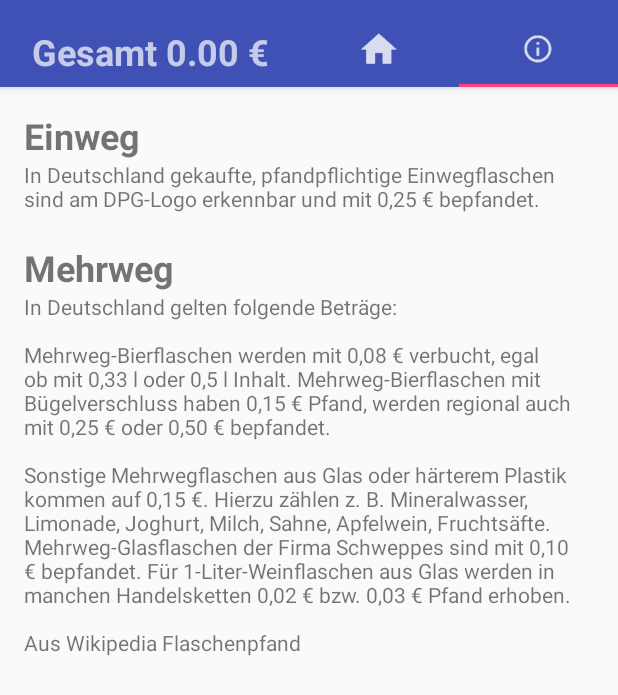
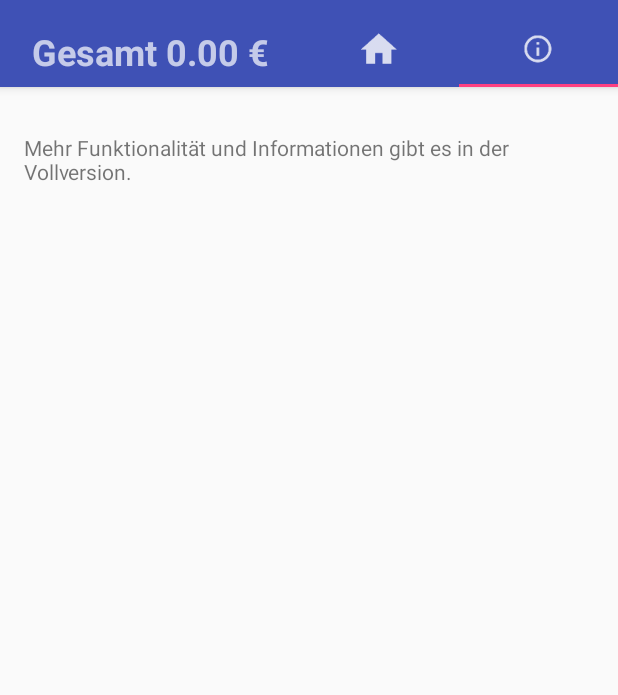
Before and after one commit to mal2/Pfandrechner, an Android app: the screen it shows after launch (MainActivity), tab 2 chosen, on a phone screen of 412 x 824 dp. Shown: the top 695 px of the screen. Run offline under Robolectric (Android 15) with nearby library versions, the phone set to English and light mode, and no system bars; our stand-ins replace AdMob; 1 statement that could not run was skipped.

Commit message:
Free Version with limitations and ads

```diff
--- a/app/build.gradle
+++ b/app/build.gradle
@@ -13,6 +13,7 @@ android {
         targetSdkVersion 26
         versionCode 4
         versionName "1.0"
+
         testInstrumentationRunner "android.support.test.runner.AndroidJUnitRunner"
     }
     buildTypes {
@@ -25,10 +26,11 @@ android {
 
 dependencies {
     implementation fileTree(dir: 'libs', include: ['*.jar'])
-    androidTestImplementation ('com.android.support.test.espresso:espresso-core:2.2.2', {
+    implementation 'com.google.android.gms:play-services-ads:11.8.0'
+    androidTestImplementation('com.android.support.test.espresso:espresso-core:2.2.2', {
         exclude group: 'com.android.support', module: 'support-annotations'
     })
-    implementation"org.jetbrains.kotlin:kotlin-stdlib-jre7:$kotlin_version"
+    implementation "org.jetbrains.kotlin:kotlin-stdlib-jre7:$kotlin_version"
     implementation 'com.android.support:appcompat-v7:26.0.0-beta2'
     testImplementation 'junit:junit:4.12'
     implementation 'com.android.support.constraint:constraint-layout:1.0.2'
--- a/app/src/main/AndroidManifest.xml
+++ b/app/src/main/AndroidManifest.xml
@@ -11,7 +11,8 @@
         <activity
             android:name=".MainActivity"
             android:label="@string/app_name"
-            android:theme="@style/AppTheme.NoActionBar">
+            android:theme="@style/AppTheme.NoActionBar"
+            android:screenOrientation="portrait">
             <intent-filter>
                 <action android:name="android.intent.action.MAIN" />
 
--- a/app/src/main/java/com/kbartsch/pfandrechner/MainActivity.kt
+++ b/app/src/main/java/com/kbartsch/pfandrechner/MainActivity.kt
@@ -8,8 +8,8 @@ import android.view.Menu
 import android.view.MenuItem
 import android.view.View
 import android.widget.TextView
+import com.google.android.gms.ads.*
 import com.kbartsch.pfandrechner.adapters.PageAdapter
-import android.content.Context.INPUT_METHOD_SERVICE
 
 
 
@@ -20,10 +20,12 @@ class MainActivity : AppCompatActivity() {
      * The [ViewPager] that will host the section contents.
      */
     private var mViewPager: ViewPager? = null
+    lateinit var mAdView : AdView
 
     override fun onCreate(savedInstanceState: Bundle?) {
         super.onCreate(savedInstanceState)
         setContentView(R.layout.activity_main)
+
 
         // Create the adapter that will return a fragment for each of the three
         // primary sections of the activity.
@@ -41,6 +43,39 @@ class MainActivity : AppCompatActivity() {
         tabLayout.getTabAt(0)!!.setIcon(R.drawable.ic_home_24dp)
         tabLayout.getTabAt(1)!!.setIcon(R.drawable.ic_info_24dp)
 
+        //val adView = AdView(this)
+        //adView.adSize = AdSize.BANNER
+        //adView.adUnitId = "pub-4387710844910675"
+
+        MobileAds.initialize(this, "ca-app-pub-4387710844910675~2559373486")
+
+        mAdView = findViewById(R.id.adView)
+        val adRequest = AdRequest.Builder().build()
+        mAdView.loadAd(adRequest)
+
+        mAdView.adListener = object: AdListener() {
+            override fun onAdLoaded() {
+                // Code to be executed when an ad finishes loading.
+            }
+
+            override fun onAdFailedToLoad(errorCode : Int) {
+                // Code to be executed when an ad request fails.
+            }
+
+            override fun onAdOpened() {
+                // Code to be executed when an ad opens an overlay that
+                // covers the screen.
+            }
+
+            override fun onAdLeftApplication() {
+                // Code to be executed when the user has left the app.
+            }
+
+            override fun onAdClosed() {
+                // Code to be executed when when the user is about to return
+                // to the app after tapping on an ad.
+            }
+        }
     }
 
     override fun onCreateOptionsMenu(menu: Menu): Boolean {
--- a/app/src/main/java/com/kbartsch/pfandrechner/adapters/PageAdapter.kt
+++ b/app/src/main/java/com/kbartsch/pfandrechner/adapters/PageAdapter.kt
@@ -13,7 +13,7 @@ import android.widget.TextView
 /**
  * Created by adunn on 7/5/17.
  */
-class PageAdapter(fm: FragmentManager, private val context: Context, val totalItem : TextView) : FragmentPagerAdapter(fm) {
+class PageAdapter(fm: FragmentManager?, private val context: Context, val totalItem: TextView) : FragmentPagerAdapter(fm) {
 
     override fun getItem(position: Int): Fragment {
         when (position) {
--- a/app/src/main/java/com/kbartsch/pfandrechner/fragments/InfoFragment.kt
+++ b/app/src/main/java/com/kbartsch/pfandrechner/fragments/InfoFragment.kt
@@ -8,19 +8,17 @@ import android.view.ViewGroup
 import com.kbartsch.pfandrechner.R
 
 
-class InfoFragment() : Fragment(){
+class InfoFragment: Fragment(){
 
     override fun onCreateView(inflater: LayoutInflater?, container: ViewGroup?,
                               savedInstanceState: Bundle?): View? {
-        val rootView = inflater!!.inflate(R.layout.info_main, container, false)
-        return rootView
+        return inflater!!.inflate(R.layout.info_main, container, false)
     }
 
     companion object {
 
         fun newInstance(): InfoFragment {
-            val fragment = InfoFragment()
-            return fragment
+            return InfoFragment()
         }
     }
 }
--- a/app/src/main/java/com/kbartsch/pfandrechner/models/DepositFactory.kt
+++ b/app/src/main/java/com/kbartsch/pfandrechner/models/DepositFactory.kt
@@ -18,12 +18,7 @@ class DepositFactory(private val context: Context) {
             result.add(Deposit("Bierflasche (Glas)", 0.08, getDrawableByName("bottle1"),0))
             result.add(Deposit("Glasflasche (Mehrweg)", 0.15, getDrawableByName("bottle2"),0))
             result.add(Deposit("Plastikflasche (Einweg)", 0.25, getDrawableByName("bottle3"),0))
-            result.add(Deposit("Plastikflasche (Mehrweg)", 0.15, getDrawableByName("bottle4"),0))
-            result.add(Deposit("Dose", 0.25, getDrawableByName("bottle5"),0))
-            result.add(Deposit("Joghurtglas", 0.15, getDrawableByName("bottle6"),0))
             result.add(Deposit("Bügelfasche (Glas)", 0.15, getDrawableByName("bottle7"),0))
-            result.add(Deposit("Kasten (Leer)", 1.50, getDrawableByName("crate_full"),0))
-            result.add(Deposit("Halber Kasten (leer)", 0.75, getDrawableByName("crate_half"),0))
             return result
         }
 
--- a/app/src/main/java/com/kbartsch/pfandrechner/models/DepositHolder.kt
+++ b/app/src/main/java/com/kbartsch/pfandrechner/models/DepositHolder.kt
@@ -28,7 +28,7 @@ class DepositHolder(itemView: View, val totalItem: TextView, val deposits: Array
         depositVal.text = deposit.price.toString() + " €/Stk"
         itemTotal.text = "0.00 €"
         numberOfItem.minValue = 0
-        numberOfItem.maxValue = 100
+        numberOfItem.maxValue = 4
         numberOfItem.wrapSelectorWheel = false
 
         fun update(Val: Int){
--- a/app/src/main/res/layout/activity_main.xml
+++ b/app/src/main/res/layout/activity_main.xml
@@ -12,6 +12,7 @@
         android:id="@+id/appbar"
         android:layout_width="match_parent"
         android:layout_height="wrap_content"
+        android:layout_weight="1"
         android:paddingTop="@dimen/appbar_padding_top"
         android:theme="@style/AppTheme.AppBarOverlay">
 
@@ -33,6 +34,7 @@
                 android:textSize="24sp"
                 android:textStyle="bold" />
 
+
             <android.support.design.widget.TabLayout
                 android:id="@+id/tabs"
                 android:layout_width="match_parent"
@@ -42,11 +44,33 @@
 
     </android.support.design.widget.AppBarLayout>
 
-    <android.support.v4.view.ViewPager
-        android:id="@+id/container"
+    <LinearLayout
         android:layout_width="match_parent"
-        android:layout_height="match_parent"
-        app:layout_behavior="@string/appbar_scrolling_view_behavior" />
+        android:layout_height="wrap_content"
+        android:orientation="vertical"
+        android:paddingTop="50dp">
+
+        <com.google.android.gms.ads.AdView
+            android:id="@+id/adView"
+            android:layout_width="match_parent"
+            android:layout_height="140dp"
+            android:layout_alignParentBottom="true"
+            android:layout_centerHorizontal="true"
+            android:layout_marginBottom="-10dp"
+            android:layout_weight="1"
+            android:paddingBottom="-10dp"
+            app:adSize="SMART_BANNER"
+            app:adUnitId="ca-app-pub-4387710844910675/6678102966"></com.google.android.gms.ads.AdView>
+
+        <android.support.v4.view.ViewPager
+            android:id="@+id/container"
+            android:layout_width="match_parent"
+            android:layout_height="match_parent"
+            android:layout_weight="1"
+            app:layout_behavior="@string/appbar_scrolling_view_behavior">
+
+        </android.support.v4.view.ViewPager>
+    </LinearLayout>
 
 
 </android.support.design.widget.CoordinatorLayout>
--- a/app/src/main/res/layout/info_main.xml
+++ b/app/src/main/res/layout/info_main.xml
@@ -18,7 +18,6 @@
             android:id="@+id/textView2"
             android:layout_width="match_parent"
             android:layout_height="wrap_content"
-            android:text="Einweg"
             android:textSize="24sp"
             android:textStyle="bold" />
 
@@ -26,7 +25,7 @@
             android:id="@+id/textView"
             android:layout_width="match_parent"
             android:layout_height="wrap_content"
-            android:text="In Deutschland gekaufte, pfandpflichtige Einwegflaschen sind am DPG-Logo erkennbar und mit 0,25 € bepfandet."
+            android:text="Mehr Funktionalität und Informationen gibt es in der Vollversion. "
             android:textSize="14sp" />
 
         <Space
@@ -37,15 +36,13 @@
             android:id="@+id/textView4"
             android:layout_width="match_parent"
             android:layout_height="wrap_content"
-            android:text="Mehrweg"
             android:textSize="24sp"
             android:textStyle="bold" />
 
         <TextView
             android:id="@+id/textView3"
             android:layout_width="match_parent"
-            android:layout_height="wrap_content"
-            android:text="In Deutschland gelten folgende Beträge:\n\nMehrweg-Bierflaschen werden mit 0,08 € verbucht, egal ob mit 0,33 l oder 0,5 l Inhalt. Mehrweg-Bierflaschen mit Bügelverschluss haben 0,15 € Pfand, werden regional auch mit 0,25 € oder 0,50 € bepfandet.\n\nSonstige Mehrwegflaschen aus Glas oder härterem Plastik kommen auf 0,15 €. Hierzu zählen z. B. Mineralwasser, Limonade, Joghurt, Milch, Sahne, Apfelwein, Fruchtsäfte.\nMehrweg-Glasflaschen der Firma Schweppes sind mit 0,10 € bepfandet. Für 1-Liter-Weinflaschen aus Glas werden in manchen Handelsketten 0,02 € bzw. 0,03 € Pfand erhoben.\n\nAus Wikipedia Flaschenpfand" />
+            android:layout_height="wrap_content" />
     </LinearLayout>
 
 </RelativeLayout>
```
Also changed, not shown: 2 other files.
